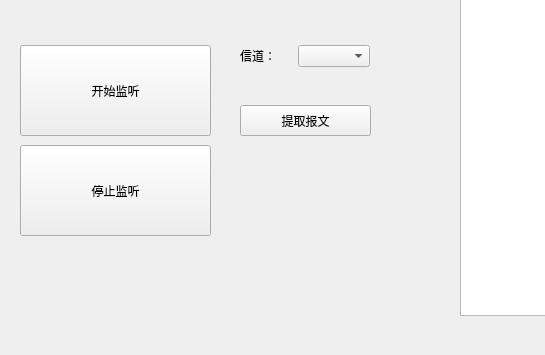
Before: the Qt Designer form ui/ap_remote_monitor.ui in 7fen/ap_remote_monitor, drawn with Qt 5; both pictures show x 0 to 545 and y 295 to 650 of the 955 by 650 pixel window.
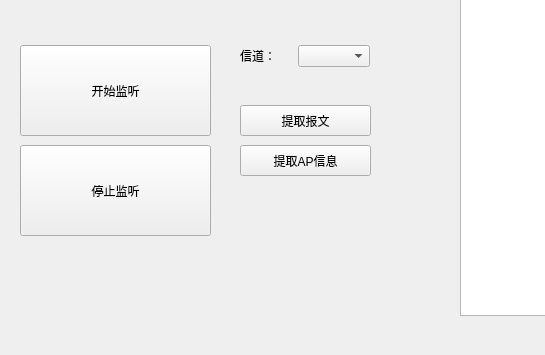
After: the same form once the commit is applied.

Patch:
```diff
--- a/ui/ap_remote_monitor.ui
+++ b/ui/ap_remote_monitor.ui
@@ -190,6 +190,19 @@
      <string>&lt;html&gt;&lt;head/&gt;&lt;body&gt;&lt;p&gt;&lt;span style=&quot; font-size:10pt; font-weight:600;&quot;&gt;日志&lt;/span&gt;&lt;/p&gt;&lt;/body&gt;&lt;/html&gt;</string>
     </property>
    </widget>
+   <widget class="QPushButton" name="pushButton_fetch_ap_info">
+    <property name="geometry">
+     <rect>
+      <x>240</x>
+      <y>440</y>
+      <width>131</width>
+      <height>31</height>
+     </rect>
+    </property>
+    <property name="text">
+     <string>提取AP信息</string>
+    </property>
+   </widget>
   </widget>
   <widget class="QMenuBar" name="menubar">
    <property name="geometry">
```
